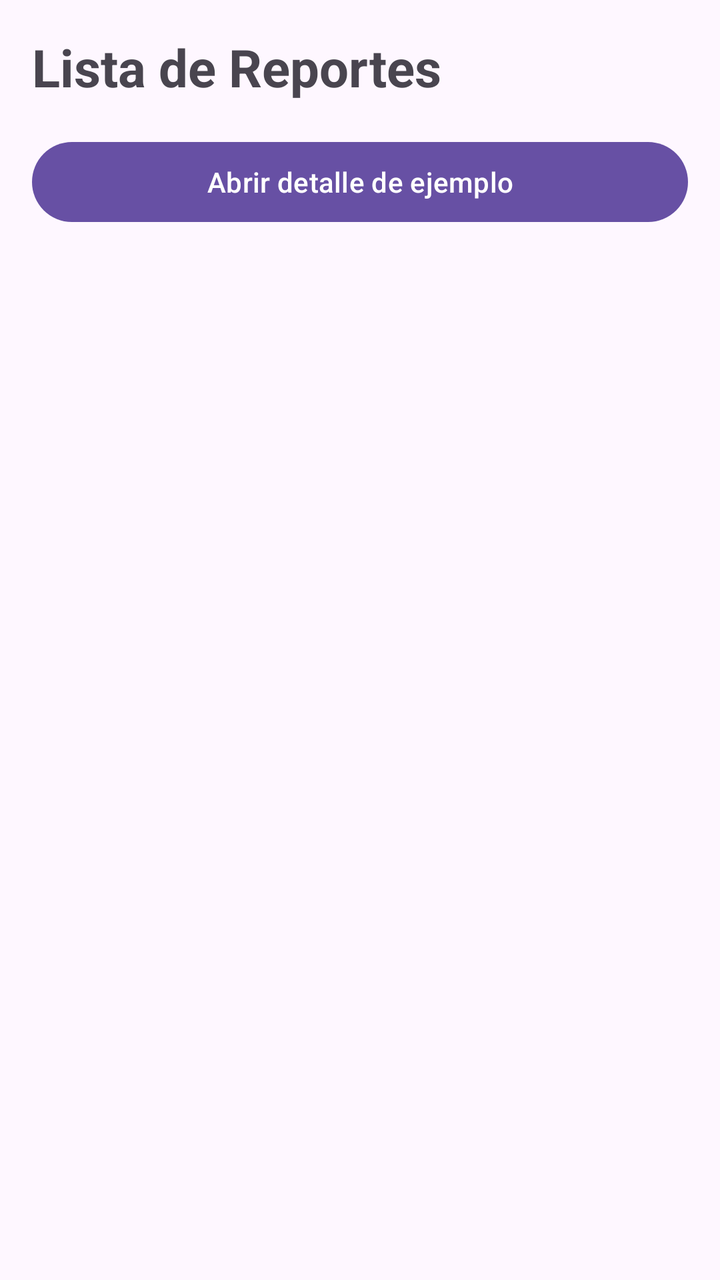
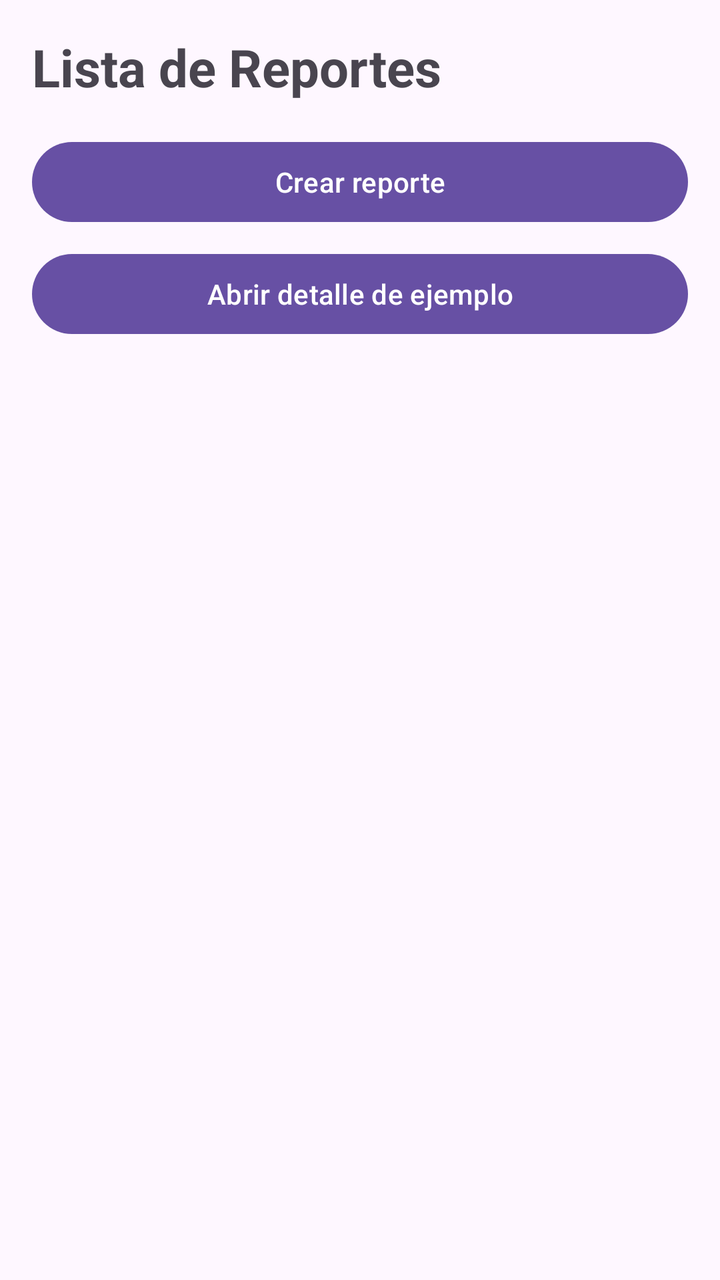

Screens rendered from an Android XML layout before and after an edit, with the pre-edit source and the edit as a unified diff.
<!-- AndroidManifest.xml: application theme Theme.NodoCivico -->
<!-- res/layout/fragment_report_list.xml -->
<?xml version="1.0" encoding="utf-8"?>
<LinearLayout xmlns:android="http://schemas.android.com/apk/res/android"
    android:layout_width="match_parent"
    android:layout_height="match_parent"
    android:orientation="vertical"
    android:padding="16dp">

    <TextView
        android:layout_width="wrap_content"
        android:layout_height="wrap_content"
        android:text="Lista de Reportes"
        android:textSize="26sp"
        android:textStyle="bold"
        android:layout_marginBottom="16dp" />

    <Button
        android:id="@+id/btnOpenDetail"
        android:layout_width="match_parent"
        android:layout_height="wrap_content"
        android:text="Abrir detalle de ejemplo" />

    <androidx.recyclerview.widget.RecyclerView
        xmlns:android="http://schemas.android.com/apk/res/android"
        android:id="@+id/recyclerReports"
        android:layout_width="match_parent"
        android:layout_height="match_parent"/>

</LinearLayout>
<!-- resources referenced by this layout -->
<resources>
  <style name="Theme.NodoCivico" parent="Base.Theme.NodoCivico" />
  <style name="Base.Theme.NodoCivico" parent="Theme.Material3.DayNight.NoActionBar">
          
          
      </style>
</resources>

<!-- the commit's change to res/layout/fragment_report_list.xml (unified diff, before → after) -->
@@ -13,16 +13,25 @@
         android:textStyle="bold"
         android:layout_marginBottom="16dp" />
 
+    
+    <Button
+        android:id="@+id/btnCreate"
+        android:layout_width="match_parent"
+        android:layout_height="wrap_content"
+        android:text="Crear reporte" />
+
+    
     <Button
         android:id="@+id/btnOpenDetail"
         android:layout_width="match_parent"
         android:layout_height="wrap_content"
-        android:text="Abrir detalle de ejemplo" />
+        android:text="Abrir detalle de ejemplo"
+        android:layout_marginTop="8dp"/>
 
     <androidx.recyclerview.widget.RecyclerView
-        xmlns:android="http://schemas.android.com/apk/res/android"
         android:id="@+id/recyclerReports"
         android:layout_width="match_parent"
-        android:layout_height="match_parent"/>
+        android:layout_height="match_parent"
+        android:layout_marginTop="12dp"/>
 
 </LinearLayout>
